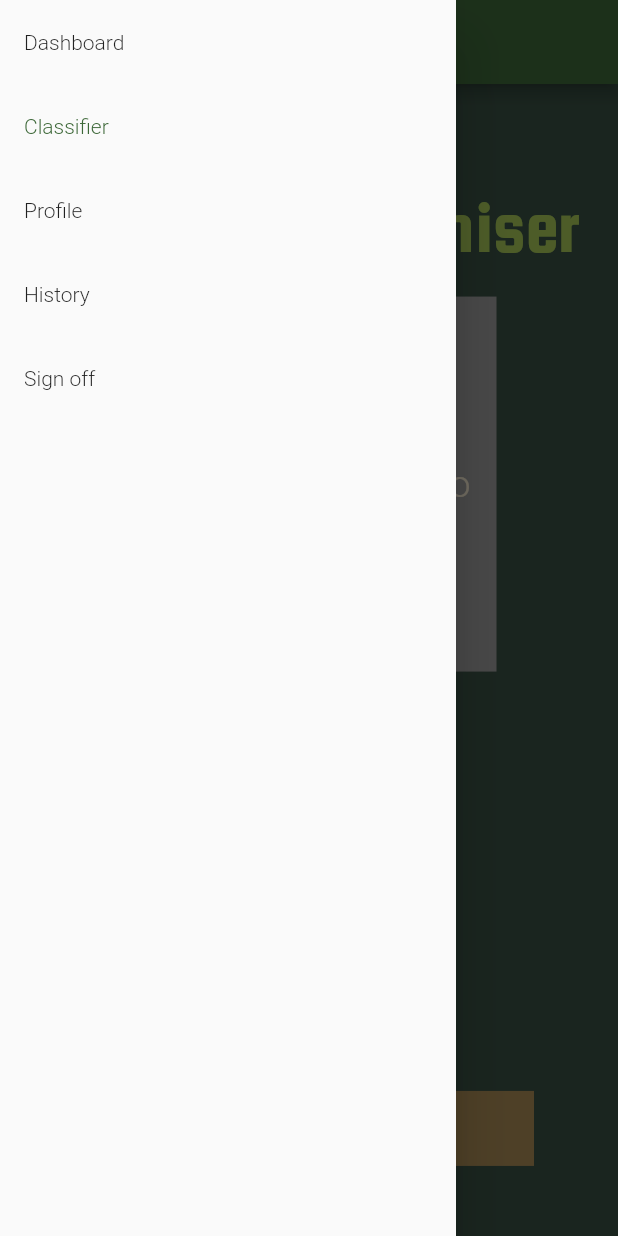
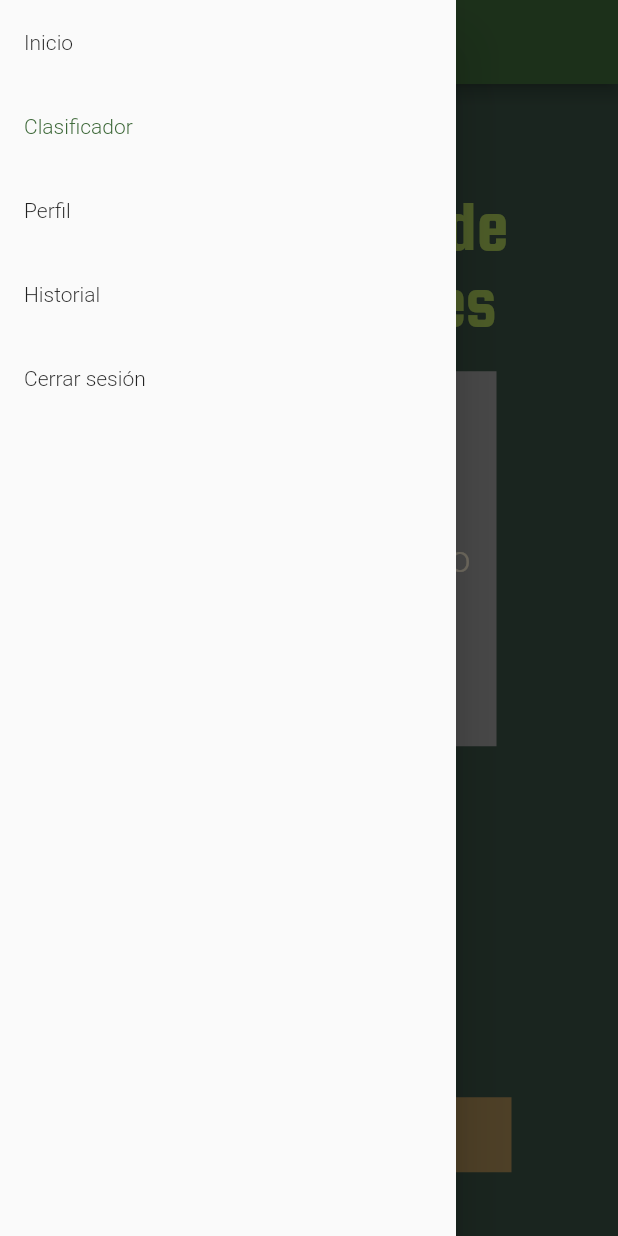
Before and after one commit to jaimerc01/diseases_app, a Flutter app: the DiseaseRecogniser screen opened by its route, with the side drawer open, on a phone screen of 412 x 824 dp. Run offline on Flutter 3.47's test engine with Material 2 defaults, Android fonts, the phone set to English and light mode, and no system bars; our stand-ins replace flutter_secure_storage, hive, hive_flutter, image_picker; missing offline and left inert: dni_nie_validator, tflite_flutter, tflite_flutter_helper; accounts and stored records are empty.

Commit message:
Limpieza de archivos y código

```diff
--- a/lib/main.dart
+++ b/lib/main.dart
@@ -1,4 +1,5 @@
 import 'dart:convert';
+import 'dart:typed_data';
 import 'package:flutter/material.dart';
 import 'widget/dashboard.dart';
 import 'user/login.dart';
@@ -20,8 +21,6 @@ void main() async {
 class MyApp extends StatelessWidget {
   const MyApp({super.key});
 
-  final String? title = 'Segunda versión';
-
   // This widget is the root of your application.
   @override
   Widget build(BuildContext context) {
@@ -33,14 +32,16 @@ class MyApp extends StatelessWidget {
         ),
         initialRoute: Login.routeName,
         routes: {
-          Dashboard.routeName: (context) => Dashboard(title: title),
+          Dashboard.routeName: (context) => const Dashboard(title: 'Inicio'),
           Login.routeName: (context) => const Login(),
           DiseaseRecogniser.routeName: (context) =>
-              DiseaseRecogniser(title: title),
-          Profile.routeName: (context) => Profile(title: title),
+              const DiseaseRecogniser(title: 'Clasificador'),
+          Profile.routeName: (context) =>
+              const Profile(title: 'Perfil personal'),
           Signup.routeName: (context) => const Signup(),
-          UpdateProfile.routeName: (context) => UpdateProfile(title: title),
-          History.routeName: (context) => History(title: title),
+          UpdateProfile.routeName: (context) =>
+              const UpdateProfile(title: 'Actualizar perfil'),
+          History.routeName: (context) => const History(title: 'Historial'),
         });
   }
 }
@@ -48,27 +49,26 @@ class MyApp extends StatelessWidget {
 Future<void> _initHive() async {
   const flutterSecureStorage = FlutterSecureStorage();
   final encryptionKey = await flutterSecureStorage.read(key: 'key');
+
+  Uint8List keyBytes;
+
   if (encryptionKey == null) {
     final key = Hive.generateSecureKey();
+    keyBytes = Uint8List.fromList(key);
     await flutterSecureStorage.write(
       key: 'key',
       value: base64UrlEncode(key),
     );
+  } else {
+    keyBytes = base64Url.decode(encryptionKey);
   }
-  final key = await flutterSecureStorage.read(key: 'key');
-  final encryptionKeyDecoded = base64Url.decode(key!);
+  final encryptionCipher = HiveAesCipher(keyBytes);
 
   await Hive.initFlutter();
-  await Hive.openBox('patients',
-      encryptionCipher: HiveAesCipher(encryptionKeyDecoded));
-  await Hive.openBox('admins',
-      encryptionCipher: HiveAesCipher(encryptionKeyDecoded));
-  await Hive.openBox('doctors',
-      encryptionCipher: HiveAesCipher(encryptionKeyDecoded));
-  await Hive.openBox('history',
-      encryptionCipher: HiveAesCipher(encryptionKeyDecoded));
-  await Hive.openBox('userHistory',
-      encryptionCipher: HiveAesCipher(encryptionKeyDecoded));
-  await Hive.openBox('login',
-      encryptionCipher: HiveAesCipher(encryptionKeyDecoded));
+  await Hive.openBox('patients', encryptionCipher: encryptionCipher);
+  await Hive.openBox('admins', encryptionCipher: encryptionCipher);
+  await Hive.openBox('doctors', encryptionCipher: encryptionCipher);
+  await Hive.openBox('history', encryptionCipher: encryptionCipher);
+  await Hive.openBox('userHistory', encryptionCipher: encryptionCipher);
+  await Hive.openBox('login', encryptionCipher: encryptionCipher);
 }
--- a/lib/styles.dart
+++ b/lib/styles.dart
@@ -1,75 +1,22 @@
-// Copyright (c) 2022 Kodeco LLC
-
-// Permission is hereby granted, free of charge, to any person obtaining a copy
-// of this software and associated documentation files (the "Software"), to deal
-// in the Software without restriction, including without limitation the rights
-// to use, copy, modify, merge, publish, distribute, sublicense, and/or sell
-// copies of the Software, and to permit persons to whom the Software is
-// furnished to do so, subject to the following conditions:
-
-// The above copyright notice and this permission notice shall be included in
-// all copies or substantial portions of the Software.
-
-// Notwithstanding the foregoing, you may not use, copy, modify, merge, publish,
-// distribute, sublicense, create a derivative work, and/or sell copies of the
-// Software in any work that is designed, intended, or marketed for pedagogical
-// or instructional purposes related to programming, coding,
-// application development, or information technology.  Permission for such use,
-// copying, modification, merger, publication, distribution, sublicensing,
-// creation of derivative works, or sale is expressly withheld.
-
-// THE SOFTWARE IS PROVIDED "AS IS", WITHOUT WARRANTY OF ANY KIND, EXPRESS OR
-// IMPLIED, INCLUDING BUT NOT LIMITED TO THE WARRANTIES OF MERCHANTABILITY,
-// FITNESS FOR A PARTICULAR PURPOSE AND NONINFRINGEMENT. IN NO EVENT SHALL THE
-// AUTHORS OR COPYRIGHT HOLDERS BE LIABLE FOR ANY CLAIM, DAMAGES OR OTHER
-// LIABILITY, WHETHER IN AN ACTION OF CONTRACT, TORT OR OTHERWISE, ARISING FROM,
-// OUT OF OR IN CONNECTION WITH THE SOFTWARE OR THE USE OR OTHER DEALINGS IN
-// THE SOFTWARE.
-
 import 'package:flutter/material.dart';
 
-const kMainFont = 'Roboto';
-const kButtonFont = 'Roboto';
-const kDisplayFont = 'SquadaOne';
+const roboto = 'Roboto';
+const squadaOne = 'SquadaOne';
 
-const kColorGreen = Color(0xFF395144);
-const kColorLightGreen = Color(0XFF4E6C50);
-const kColorBrown = Color(0XFFAA8B56);
-const kColorLightYellow = Color(0xFFF0EBCE);
+const darkGreen = Color(0xFF395144);
+const brown = Color(0XFFAA8B56);
 
-const kColorRed = Color(0xFFD96666);
-const kColorLightRed = Color(0xFFF2CECE);
-const kColorLightGray = Color(0xFFDDDDDD);
+const ligthGreen = Color(0xFFa7c957);
+const cream = Color(0xFFf2e8cf);
 
-const kColorHunterGreen = Color(0xFF386641);
-const kColorMayGreen = Color(0xFF6a994e);
-const kColorAndroidGreen = Color(0xFFa7c957);
-const kColorEggshell = Color(0xFFf2e8cf);
-const kColorBitterSweetShimmer = Color(0xFFbc4749);
+const titleTextStyle =
+    TextStyle(fontFamily: squadaOne, fontSize: 48.0, color: ligthGreen);
 
-const kBgColor = kColorGreen;
+const analyzingTextStyle =
+    TextStyle(fontFamily: roboto, fontSize: 25.0, color: cream);
 
-const kTitleTextStyle = TextStyle(
-  fontFamily: kDisplayFont,
-  fontSize: 50.0,
-  color: kColorAndroidGreen,
-  decoration: TextDecoration.none,
-);
+const resultTextStyle =
+    TextStyle(fontFamily: squadaOne, fontSize: 40.0, color: cream);
 
-const kAnalyzingTextStyle = TextStyle(
-    fontFamily: kMainFont,
-    fontSize: 25.0,
-    color: kColorEggshell,
-    decoration: TextDecoration.none);
-
-const kResultTextStyle = TextStyle(
-    fontFamily: kDisplayFont,
-    fontSize: 35.0,
-    color: kColorLightYellow,
-    decoration: TextDecoration.none);
-
-const kResultRatingTextStyle = TextStyle(
-    fontFamily: kMainFont,
-    fontSize: 18.0,
-    color: Colors.white,
-    decoration: TextDecoration.none);
+const accuracyTextStyle =
+    TextStyle(fontFamily: roboto, fontSize: 22.0, color: cream);
--- a/lib/widget/disease_image.dart
+++ b/lib/widget/disease_image.dart
@@ -22,6 +22,6 @@ class DiseaseImage extends StatelessWidget {
 
   Widget _emptyWidget() {
     return const Center(
-        child: Text('Seleccione una foto', style: kAnalyzingTextStyle));
+        child: Text('Seleccione una foto', style: analyzingTextStyle));
   }
 }
--- a/lib/widget/disease_recogniser.dart
+++ b/lib/widget/disease_recogniser.dart
@@ -29,16 +29,14 @@ enum _ResultStatus {
 }
 
 class _DiseaseRecogniserState extends State<DiseaseRecogniser> {
-  bool _isAnalyzing = false;
+  bool _analyzing = false;
+  File? _imageFile;
   final picker = ImagePicker();
-  File? _selectedImageFile;
   final double _bigSize = 250;
   final _boxHistory = Hive.box('history');
   final _boxLogin = Hive.box('login');
-
-  // Result
+  String _diseaseLabel = '';
   _ResultStatus _resultStatus = _ResultStatus.notStarted;
-  String _diseaseLabel = '';
   double _accuracy = 0.0;
 
   late Classifier? _classifier;
@@ -50,76 +48,44 @@ class _DiseaseRecogniserState extends State<DiseaseRecogniser> {
   }
 
   Future<void> _loadClassifier() async {
-    final classifier = await Classifier.loadWith(
+    final classifier = await Classifier.loadClassifier(
       labelsFileName: _labelsFileName,
       modelFileName: _modelFileName,
     );
     _classifier = classifier;
   }
 
-  Widget _buildImageView() {
-    return Stack(
-      alignment: AlignmentDirectional.center,
-      children: [
-        DiseaseImage(file: _selectedImageFile, size: _bigSize),
-        _buildAnalyzingText(),
-      ],
-    );
-  }
-
   Widget _buildAnalyzingText() {
-    if (!_isAnalyzing) {
+    if (!_analyzing) {
       return const SizedBox.shrink();
     }
-    return const Text('Analyzing...', style: kAnalyzingTextStyle);
+    return const Text('Analizando...', style: analyzingTextStyle);
   }
 
   Widget _buildTitle() {
     return const Text(
-      'Disease Recogniser',
-      style: kTitleTextStyle,
+      'Clasificador de enfermedades',
+      style: titleTextStyle,
       textAlign: TextAlign.center,
     );
   }
 
-  Widget _buildPickPhotoButton({
-    required ImageSource source,
-    required String title,
-  }) {
-    return TextButton(
-      onPressed: () => _onPickImage(source),
-      child: Container(
-        width: 300,
-        height: 50,
-        color: kColorBrown,
-        child: Center(
-            child: Text(title,
-                style: const TextStyle(
-                  fontFamily: kButtonFont,
-                  fontSize: 20.0,
-                  fontWeight: FontWeight.w600,
-                  color: kColorLightYellow,
-                ))),
-      ),
-    );
-  }
-
-  void _setAnalyzing(bool flag) {
+  void _setAnalyzing(bool value) {
     setState(() {
-      _isAnalyzing = flag;
+      _analyzing = value;
     });
   }
 
   void _onPickImage(ImageSource source) async {
-    final pickedFile = await picker.pickImage(source: source);
+    final pickedImage = await picker.pickImage(source: source);
 
-    if (pickedFile == null) {
+    if (pickedImage == null) {
       return;
     }
 
-    final imageFile = File(pickedFile.path);
+    final imageFile = File(pickedImage.path);
     setState(() {
-      _selectedImageFile = imageFile;
+      _imageFile = imageFile;
     });
 
     _analyzeImage(imageFile);
@@ -132,11 +98,11 @@ class _DiseaseRecogniserState extends State<DiseaseRecogniser> {
 
     final resultCategory = _classifier!.predict(imageInput);
 
+    final diseaseLabel = resultCategory.label;
+    final accuracy = resultCategory.score;
     final result = resultCategory.score >= 0.8
         ? _ResultStatus.found
         : _ResultStatus.notFound;
-    final diseaseLabel = resultCategory.label;
-    final accuracy = resultCategory.score;
 
     _setAnalyzing(false);
 
@@ -151,12 +117,12 @@ class _DiseaseRecogniserState extends State<DiseaseRecogniser> {
     final now = DateTime.now();
     final formatter = DateFormat('dd-MM-yyyy');
     final formattedDate = formatter.format(now);
-    _boxHistory.put(_selectedImageFile.toString(), {
+    _boxHistory.put(_imageFile.toString(), {
       'dni': '${_boxLogin.get('DNI')}',
-      'contenido': _selectedImageFile?.path,
-      'fecha': formattedDate,
-      'resultado': _diseaseLabel,
-      'precision': _accuracy,
+      'path': _imageFile?.path,
+      'date': formattedDate,
+      'result': _diseaseLabel,
+      'accuracy': _accuracy,
     });
   }
 
@@ -164,7 +130,7 @@ class _DiseaseRecogniserState extends State<DiseaseRecogniser> {
     var title = '';
 
     if (_resultStatus == _ResultStatus.notFound) {
-      title = 'Fail to recognise';
+      title = 'No se ha reconocido';
     } else if (_resultStatus == _ResultStatus.found) {
       title = _diseaseLabel;
     } else {
@@ -173,16 +139,16 @@ class _DiseaseRecogniserState extends State<DiseaseRecogniser> {
 
     var accuracyLabel = '';
     if (_resultStatus == _ResultStatus.found) {
-      accuracyLabel = 'Accuracy: ${(_accuracy * 100).toStringAsFixed(2)}%';
+      accuracyLabel = 'Precisión: ${(_accuracy * 100).toStringAsFixed(2)}%';
     }
 
     _storeInHistory();
 
     return Column(
       children: [
-        Text(title, style: kResultTextStyle),
+        Text(title, style: resultTextStyle),
         const SizedBox(height: 10),
-        Text(accuracyLabel, style: kResultRatingTextStyle)
+        Text(accuracyLabel, style: accuracyTextStyle)
       ],
     );
   }
@@ -192,28 +158,41 @@ class _DiseaseRecogniserState extends State<DiseaseRecogniser> {
     return Scaffold(
         appBar: AppBar(title: Text(widget.title!)),
         drawer: const DrawerApp(drawerValue: 1),
-        backgroundColor: kBgColor,
+        backgroundColor: darkGreen,
         body: Center(
           child: Column(
             mainAxisSize: MainAxisSize.max,
             children: [
               const Spacer(),
               Padding(
-                padding: const EdgeInsets.only(top: 30),
+                padding: const EdgeInsets.only(top: 35),
                 child: _buildTitle(),
               ),
               const SizedBox(height: 20),
-              _buildImageView(),
+              Stack(
+                alignment: AlignmentDirectional.center,
+                children: [
+                  DiseaseImage(file: _imageFile, size: _bigSize),
+                  _buildAnalyzingText(),
+                ],
+              ),
               const SizedBox(height: 10),
               _buildResultView(),
-              const Spacer(flex: 5),
-              /*_buildPickPhotoButton(
-                title: 'Take a photo',
-                source: ImageSource.camera,
-              ),*/
-              _buildPickPhotoButton(
-                title: 'Pick from gallery',
-                source: ImageSource.gallery,
+              const Spacer(flex: 4),
+              TextButton(
+                onPressed: () => _onPickImage(ImageSource.gallery),
+                child: Container(
+                  width: 270,
+                  height: 50,
+                  color: brown,
+                  child: const Center(
+                      child: Text('Abrir galería',
+                          style: TextStyle(
+                            fontSize: 20.0,
+                            fontWeight: FontWeight.w600,
+                            color: cream,
+                          ))),
+                ),
               ),
               const Spacer(),
             ],
--- a/lib/widget/drawer_app.dart
+++ b/lib/widget/drawer_app.dart
@@ -18,35 +18,35 @@ class _DrawerAppState extends State<DrawerApp> {
         child: ListView(
       children: <Widget>[
         ListTile(
-          title: const Text('Dashboard'),
+          title: const Text('Inicio'),
           selected: (0 == widget.drawerValue),
           onTap: () {
-            Navigator.pushNamed(context, '/dashboard');
+            Navigator.pushNamed(context, '/');
           },
         ),
         ListTile(
-          title: const Text('Classifier'),
+          title: const Text('Clasificador'),
           selected: (1 == widget.drawerValue),
           onTap: () {
             Navigator.pushNamed(context, '/classifier');
           },
         ),
         ListTile(
-          title: const Text('Profile'),
+          title: const Text('Perfil'),
           selected: (2 == widget.drawerValue),
           onTap: () {
             Navigator.pushNamed(context, '/profile');
           },
         ),
         ListTile(
-          title: const Text('History'),
+          title: const Text('Historial'),
           selected: (3 == widget.drawerValue),
           onTap: () {
             Navigator.pushNamed(context, '/history');
           },
         ),
         ListTile(
-          title: const Text('Sign off'),
+          title: const Text('Cerrar sesión'),
           onTap: () {
             _boxLogin.delete(_boxLogin.get('DNI'));
             _boxLogin.put('loginStatus', false);
```
Also changed, not shown: lib/classifier/classifier.dart (+27 -49 lines), lib/user/history.dart (+24 -16 lines), lib/user/login.dart (+18 -25 lines), lib/user/profile.dart (+18 -8 lines), lib/user/signup.dart (+21 -25 lines), lib/user/update_profile.dart (+8 -7 lines), lib/widget/dashboard.dart (+11 -21 lines), 64 other files.
